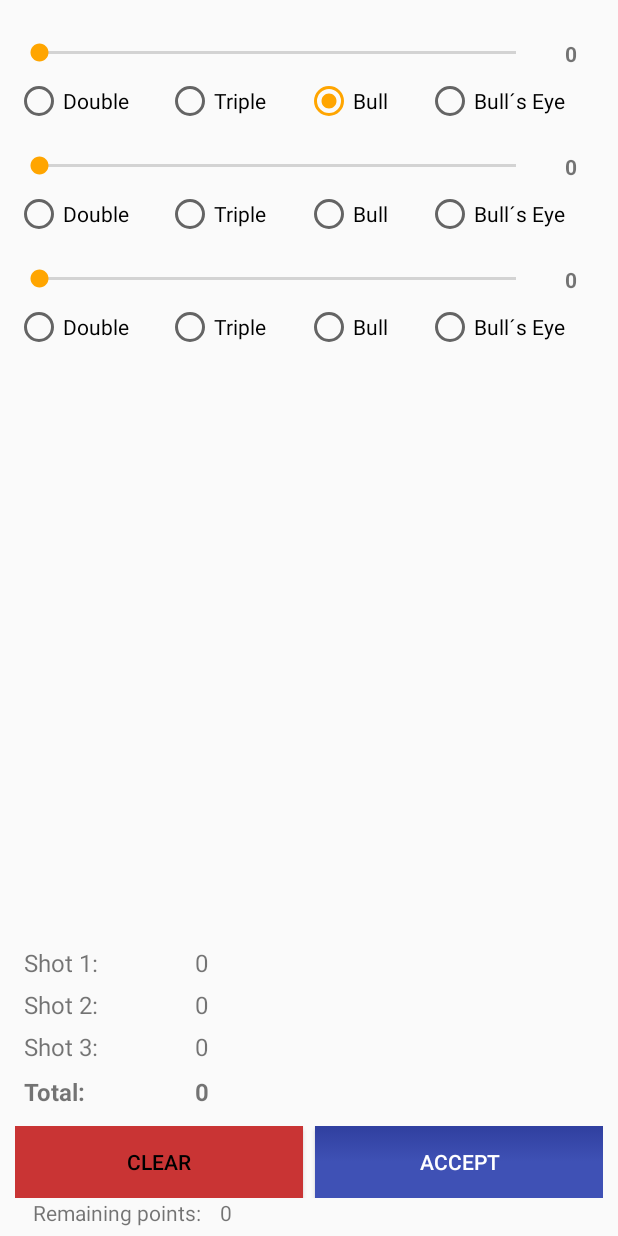
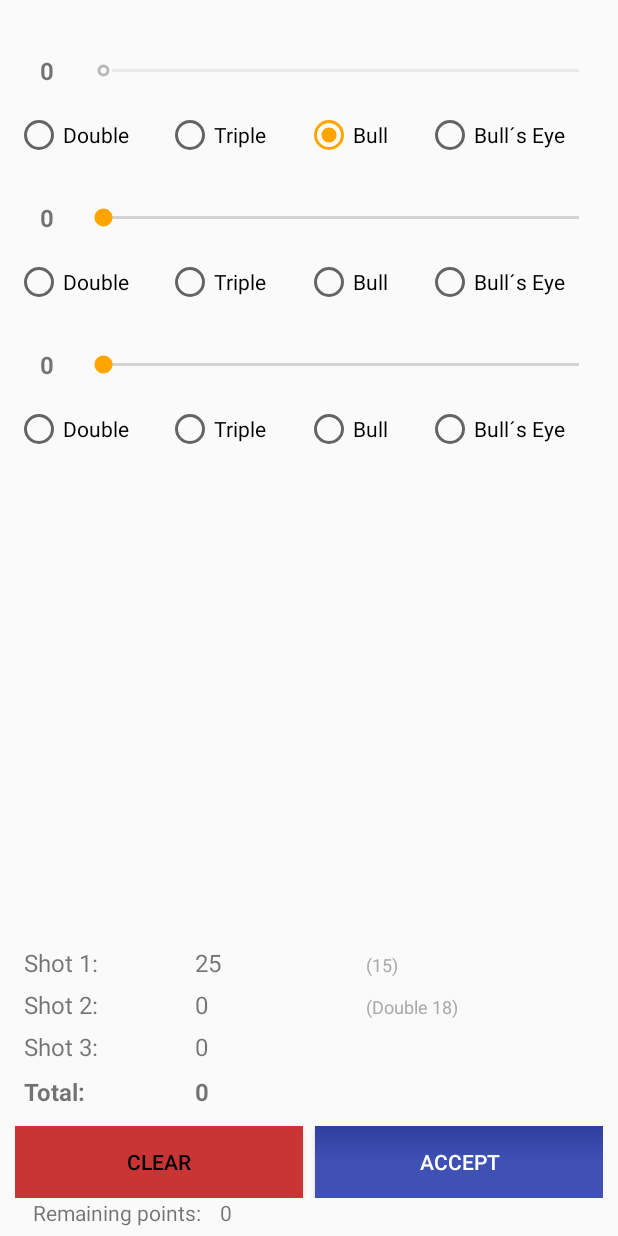
Before and after one commit to raidm3/dart-counter, an Android app: the GameActivity screen opened directly, with no data from a screen before it, after a tap on "Bull", on a phone screen of 412 x 824 dp. Run offline under Robolectric (Android 15) with nearby library versions, the phone set to English and light mode, and no system bars; 3 statements that could not run were skipped; 2 other taps on this screen came first.

Commit message:
Demo ready GameActivity for customer

```diff
--- a/app/src/main/java/mycompany/dartcounter/GameActivity.java
+++ b/app/src/main/java/mycompany/dartcounter/GameActivity.java
@@ -7,6 +7,7 @@ import android.util.Log;
 import android.view.View;
 import android.widget.Button;
 import android.widget.RadioButton;
+import android.widget.RadioGroup;
 import android.widget.SeekBar;
 import android.widget.TextView;
 import android.widget.Toast;
@@ -196,36 +197,41 @@ public class GameActivity extends AppCompatActivity {
         switch(v.getId()) {
             case R.id.shot_one_double:
                 if (checked) {
+                    int currentProgress = scoreOneBar.getProgress();
+
+                    // set the multiplier, make sure the SeekBar is enabled, update score
                     scoreOneMultiplier = 2;
-                    int currentProgress = scoreOneBar.getProgress();
+                    scoreOneBar.setEnabled(true);
                     scoreOneBar.setProgress(0);
                     scoreOneBar.setProgress(currentProgress);
                 }
                 break;
             case R.id.shot_one_triple:
-                if (checked)
+                if (checked) {
+                    int currentProgress = scoreOneBar.getProgress();
+
+                    // set the multiplier, make sure the SeekBar is enabled, update score
                     scoreOneMultiplier = 3;
+                    scoreOneBar.setEnabled(true);
+                    scoreOneBar.setProgress(0);
+                    scoreOneBar.setProgress(currentProgress);
+                }
                 break;
             case R.id.shot_one_bull:
-                if (checked)
-                    deactivateSeekBar(scoreOneBar, 25);
+                if (checked) {
+                    scoreOne = 25;
+                    scoreOneBar.setEnabled(false);
+                    scoreOneView.setText(String.format(Locale.GERMAN, "%d", scoreOne));
+                }
                 break;
             case R.id.shot_one_bulls_eye:
-                if (checked)
-                    deactivateSeekBar(scoreOneBar, 50);
+                if (checked) {
+                    scoreOne = 50;
+                    scoreOneBar.setEnabled(false);
+                    scoreOneView.setText(String.format(Locale.GERMAN, "%d", scoreOne));
+                }
                 break;
         }
-    }
-
-
-    /**
-     * Deactivates a SeekBar when bull or bulls eye got selected.
-     *
-     * @param seekbar - SeekBar to deactivate.
-     * @param points - points to set on the SeekBar (25 for bull or 50 for bulls eye)
-     */
-    private void deactivateSeekBar(SeekBar seekbar, int points) {
-        //TODO
     }
 
 
@@ -465,6 +471,15 @@ public class GameActivity extends AppCompatActivity {
      * @param v - View of Activity.
      */
     public void onUndoScoreClicked(View v) {
+
+        /* ******** NEW! ********* */
+        RadioGroup rGrpOne = (RadioGroup) findViewById(R.id.shot_one_radio_group);
+        int currentProgress = scoreOneBar.getProgress();
+        scoreOneBar.setEnabled(true);
+        scoreOneBar.setProgress(0);
+        rGrpOne.clearCheck();
+        /* ******** NEW! ********* */
+
         if (pointsClicked == 0) {
             return;
         }
--- a/app/src/main/res/layout/activity_game_new.xml
+++ b/app/src/main/res/layout/activity_game_new.xml
@@ -73,20 +73,22 @@
             android:layout_height="wrap_content"
             android:layout_marginTop="18dp">
 
+            <TextView
+                android:id="@+id/shot_one_count"
+                android:layout_width="wrap_content"
+                android:layout_height="match_parent"
+                android:layout_weight="1"
+                android:gravity="center"
+                android:textSize="16sp"
+                android:textStyle="bold" />
+
             <SeekBar
                 android:id="@+id/seekBarShotOne"
                 android:layout_width="wrap_content"
                 android:layout_height="wrap_content"
                 android:layout_weight="9"
-                android:max="20" />
-
-            <TextView
-                android:id="@+id/shot_one_count"
-                android:layout_width="wrap_content"
-                android:layout_height="wrap_content"
-                android:layout_weight="1"
-                android:gravity="center"
-                android:textStyle="bold" />
+                android:max="20"
+                android:padding="12dp" />
 
         </LinearLayout>
 
@@ -98,6 +100,7 @@
             android:layout_marginTop="6dp">
 
             <RadioGroup
+                android:id="@+id/shot_one_radio_group"
                 android:layout_width="match_parent"
                 android:layout_height="match_parent"
                 android:orientation="horizontal">
@@ -143,20 +146,22 @@
             android:layout_height="wrap_content"
             android:layout_marginTop="18dp">
 
+            <TextView
+                android:id="@+id/shot_two_count"
+                android:layout_width="wrap_content"
+                android:layout_height="match_parent"
+                android:layout_weight="1"
+                android:gravity="center"
+                android:textSize="16sp"
+                android:textStyle="bold" />
+
             <SeekBar
                 android:id="@+id/seekBarShotTwo"
                 android:layout_width="wrap_content"
                 android:layout_height="wrap_content"
                 android:layout_weight="9"
-                android:max="20" />
-
-            <TextView
-                android:id="@+id/shot_two_count"
-                android:layout_width="wrap_content"
-                android:layout_height="wrap_content"
-                android:layout_weight="1"
-                android:gravity="center"
-                android:textStyle="bold" />
+                android:max="20"
+                android:padding="12dp" />
 
         </LinearLayout>
 
@@ -202,31 +207,33 @@
             </RadioGroup>
         </LinearLayout>
 
-        <!-- Shot Two Slider -->
+        <!-- Shot Three Slider -->
         <LinearLayout
             android:id="@+id/slider_shot_three"
             android:layout_width="fill_parent"
             android:layout_height="wrap_content"
             android:layout_marginTop="18dp">
 
+            <TextView
+                android:id="@+id/shot_three_count"
+                android:layout_width="wrap_content"
+                android:layout_height="match_parent"
+                android:layout_weight="1"
+                android:gravity="center"
+                android:textSize="16dp"
+                android:textStyle="bold" />
+
             <SeekBar
                 android:id="@+id/seekBarShotThree"
                 android:layout_width="wrap_content"
                 android:layout_height="wrap_content"
                 android:layout_weight="9"
-                android:max="20" />
-
-            <TextView
-                android:id="@+id/shot_three_count"
-                android:layout_width="wrap_content"
-                android:layout_height="wrap_content"
-                android:layout_weight="1"
-                android:gravity="center"
-                android:textStyle="bold" />
+                android:max="20"
+                android:padding="12dp" />
 
         </LinearLayout>
 
-        <!-- Shot Two Radio Buttons -->
+        <!-- Shot Three Radio Buttons -->
         <LinearLayout
             android:id="@+id/buttons_shot_three"
             android:layout_width="fill_parent"
@@ -306,7 +313,10 @@
                 android:id="@+id/shot_one_hint"
                 android:layout_width="0dp"
                 android:layout_height="wrap_content"
-                android:layout_weight="4" />
+                android:layout_weight="4"
+                android:text="(15)"
+                android:textColor="@android:color/darker_gray"
+                android:textSize="12sp" />
         </LinearLayout>
 
         <!-- Shot Two Score Line -->
@@ -337,7 +347,10 @@
                 android:id="@+id/shot_two_hint"
                 android:layout_width="0dp"
                 android:layout_height="wrap_content"
-                android:layout_weight="4" />
+                android:layout_weight="4"
+                android:text="(Double 18)"
+                android:textColor="@android:color/darker_gray"
+                android:textSize="12sp" />
         </LinearLayout>
 
         <!-- Shot Three Score Line -->
@@ -368,7 +381,9 @@
                 android:id="@+id/shot_three_hint"
                 android:layout_width="0dp"
                 android:layout_height="wrap_content"
-                android:layout_weight="4" />
+                android:layout_weight="4"
+                android:textColor="@android:color/darker_gray"
+                android:textSize="12sp" />
         </LinearLayout>
 
         <!-- Total Score Line -->
@@ -402,7 +417,9 @@
                 android:id="@+id/total_hint"
                 android:layout_width="0dp"
                 android:layout_height="wrap_content"
-                android:layout_weight="4" />
+                android:layout_weight="4"
+                android:textColor="@android:color/darker_gray"
+                android:textSize="12sp" />
         </LinearLayout>
 
         <!-- Button Check and Clear -->
```
